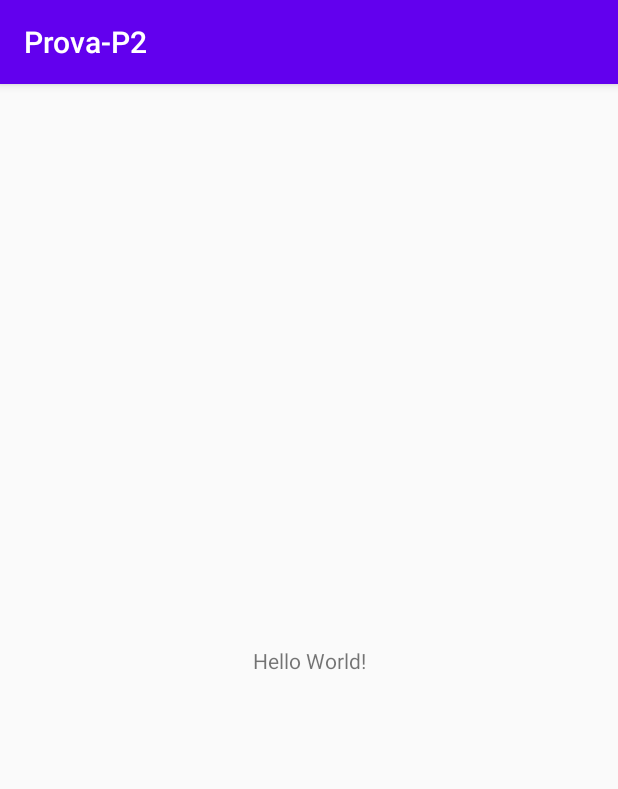
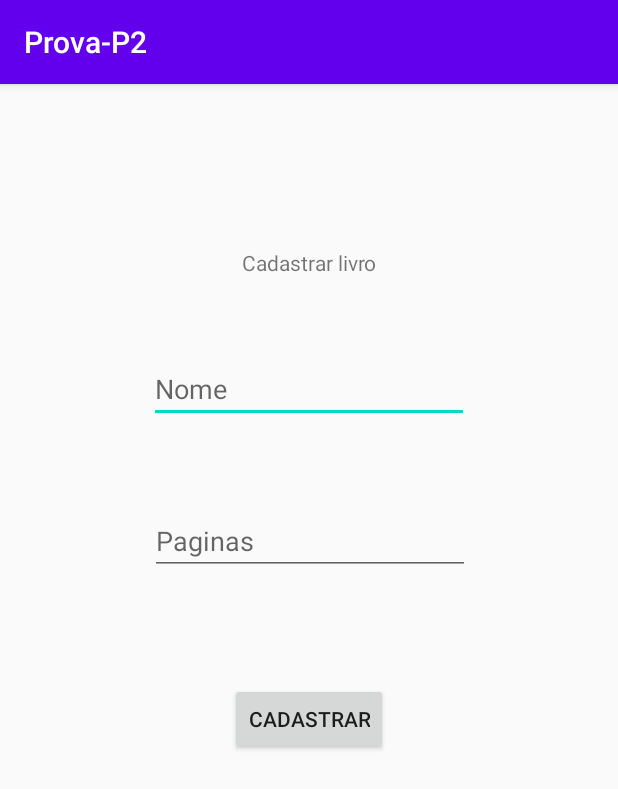
Before and after one commit to dferrantisc/Prova-P2, an Android app: the screen it shows after launch (MainActivity), on a phone screen of 412 x 824 dp. Shown: the top 789 px of the screen. Run offline under Robolectric (Android 15) with nearby library versions, the phone set to English and light mode, and no system bars.

Commit message:
Entidade, layout e activity

```diff
--- /dev/null
+++ b/app/src/main/java/com/example/prova_p2/Entidade/Livro.java
@@ -0,0 +1,23 @@
+package com.example.prova_p2.Entidade;
+
+public class Livro {
+
+    private String nome;
+    private Integer paginas;
+
+    public String getNome() {
+        return nome;
+    }
+
+    public void setNome(String nome) {
+        this.nome = nome;
+    }
+
+    public Integer getPaginas() {
+        return paginas;
+    }
+
+    public void setPaginas(Integer paginas) {
+        this.paginas = paginas;
+    }
+}
--- a/app/src/main/java/com/example/prova_p2/MainActivity.java
+++ b/app/src/main/java/com/example/prova_p2/MainActivity.java
@@ -3,12 +3,22 @@ package com.example.prova_p2;
 import androidx.appcompat.app.AppCompatActivity;
 
 import android.os.Bundle;
+import android.widget.EditText;
 
 public class MainActivity extends AppCompatActivity {
+
+    EditText nome;
+    EditText pagina;
+
 
     @Override
     protected void onCreate(Bundle savedInstanceState) {
         super.onCreate(savedInstanceState);
         setContentView(R.layout.activity_main);
+
+        nome = (EditText) findViewById(R.id.campoNome);
+        pagina = (EditText) findViewById(R.id.campoPagina);
+
     }
+
 }
--- a/app/src/main/res/layout/activity_main.xml
+++ b/app/src/main/res/layout/activity_main.xml
@@ -7,12 +7,51 @@
     tools:context=".MainActivity">
 
     <TextView
+        android:id="@+id/textView"
         android:layout_width="wrap_content"
         android:layout_height="wrap_content"
-        android:text="Hello World!"
+        android:text="Cadastrar livro"
         app:layout_constraintBottom_toBottomOf="parent"
+        app:layout_constraintEnd_toEndOf="parent"
         app:layout_constraintLeft_toLeftOf="parent"
         app:layout_constraintRight_toRightOf="parent"
-        app:layout_constraintTop_toTopOf="parent" />
+        app:layout_constraintStart_toStartOf="parent"
+        app:layout_constraintTop_toTopOf="parent"
+        app:layout_constraintVertical_bias="0.146" />
+
+    <EditText
+        android:id="@+id/campoNome"
+        android:layout_width="wrap_content"
+        android:layout_height="wrap_content"
+        android:layout_marginTop="52dp"
+        android:ems="10"
+        android:hint="Nome"
+        android:inputType="textPersonName"
+        app:layout_constraintEnd_toEndOf="parent"
+        app:layout_constraintStart_toStartOf="parent"
+        app:layout_constraintTop_toBottomOf="@+id/textView" />
+
+    <EditText
+        android:id="@+id/campoPagina"
+        android:layout_width="wrap_content"
+        android:layout_height="wrap_content"
+        android:layout_marginTop="56dp"
+        android:ems="10"
+        android:hint="Paginas"
+        android:inputType="textPersonName"
+        app:layout_constraintEnd_toEndOf="parent"
+        app:layout_constraintHorizontal_bias="0.502"
+        app:layout_constraintStart_toStartOf="parent"
+        app:layout_constraintTop_toBottomOf="@+id/campoNome" />
+
+    <Button
+        android:id="@+id/button"
+        android:layout_width="wrap_content"
+        android:layout_height="wrap_content"
+        android:layout_marginTop="72dp"
+        android:text="Cadastrar"
+        app:layout_constraintEnd_toEndOf="parent"
+        app:layout_constraintStart_toStartOf="parent"
+        app:layout_constraintTop_toBottomOf="@+id/campoPagina" />
 
 </androidx.constraintlayout.widget.ConstraintLayout>
```
